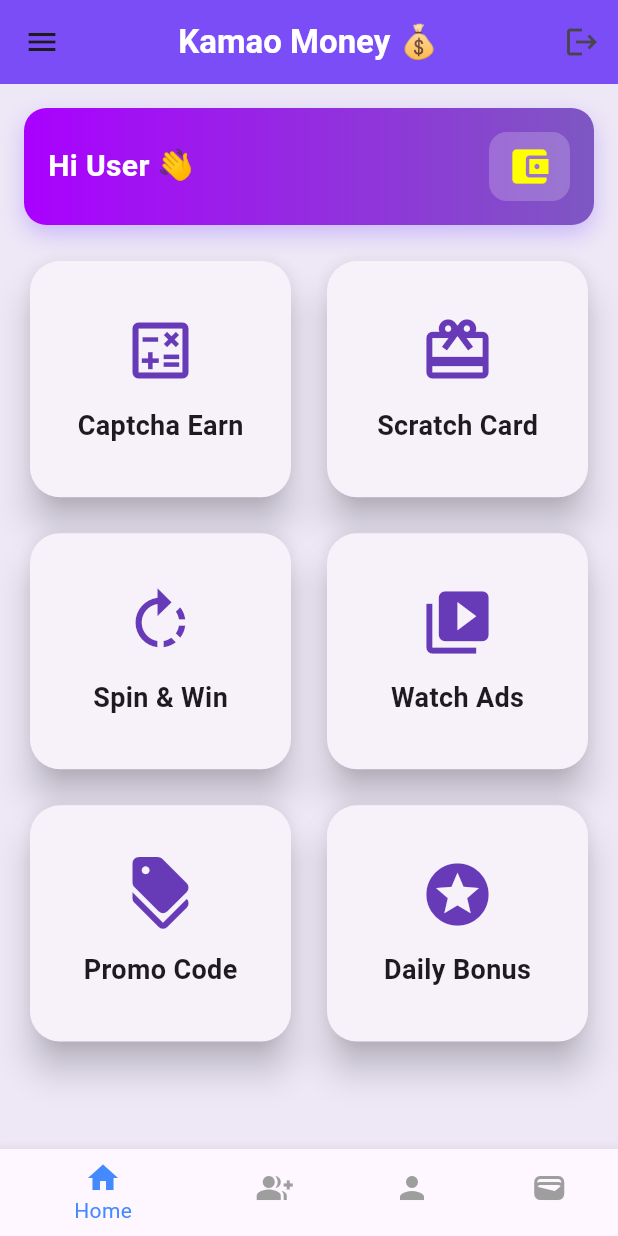
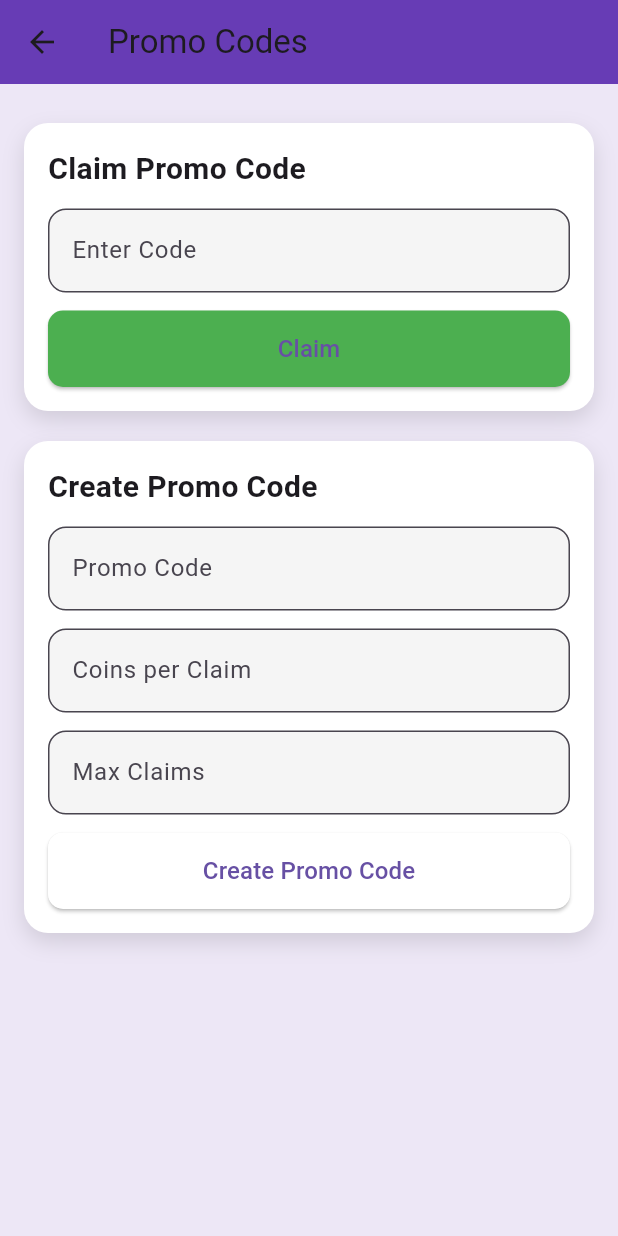
Before and after one commit to Monoartiam99/EarnApp, a Flutter app: the screen it shows once a user with an empty profile is signed in, after a tap on "Watch Ads", after a tap on "Promo Code", on a phone screen of 412 x 824 dp. Run offline on Flutter 3.47's test engine with Material 3 defaults, Android fonts, the phone set to English and light mode, and no system bars; our stand-ins replace cloud_firestore, firebase_auth, firebase_core, flutter_fortune_wheel, font_awesome_flutter, google_mobile_ads and 1 more; missing offline and left inert: scratcher; accounts and stored records are empty.

Commit message:
Pomo code update

```diff
--- a/lib/home_screen.dart
+++ b/lib/home_screen.dart
@@ -14,6 +14,8 @@ import 'profile_screen.dart';
 import 'earn_screen.dart';
 import 'withdraw_screen.dart';
 import 'math_captcha_screen.dart';
+import 'promo_code_screen.dart'; // ✅ add this
+
 
 
 class HomeScreen extends StatefulWidget {
@@ -330,12 +332,13 @@ class _HomeScreenState extends State<HomeScreen> {
         crossAxisSpacing: 16,
         childAspectRatio: 1.1,
         children: [
+
           _buildEarningBox(
             context,
-            "Captcha Earn",
-            Icons.calculate_outlined,
+            "Daily Bonus",
+            Icons.stars,
             Colors.deepPurple,
-            const MathCaptchaScreen(),
+            const DailyBonusScreen(),
           ),
 
 
@@ -359,20 +362,21 @@ class _HomeScreenState extends State<HomeScreen> {
             Icons.video_collection,
             Colors.deepPurple,
             const WatchAdsScreen(),
-          ), // ✅ Updated
+          ),
           _buildEarningBox(
             context,
             "Promo Code",
             Icons.discount,
             Colors.deepPurple,
-            null,
+            const PromoCodeScreen(),
           ),
+
           _buildEarningBox(
             context,
-            "Daily Bonus",
-            Icons.stars,
+            "Captcha Earn",
+            Icons.calculate_outlined,
             Colors.deepPurple,
-            const DailyBonusScreen(),
+            const MathCaptchaScreen(),
           ),
         ],
       ),
--- /dev/null
+++ b/lib/promo_code_screen.dart
@@ -0,0 +1,252 @@
+import 'package:cloud_firestore/cloud_firestore.dart';
+import 'package:firebase_auth/firebase_auth.dart';
+import 'package:flutter/material.dart';
+
+class PromoCodeScreen extends StatefulWidget {
+  const PromoCodeScreen({super.key});
+
+  @override
+  State<PromoCodeScreen> createState() => _PromoCodeScreenState();
+}
+
+class _PromoCodeScreenState extends State<PromoCodeScreen> {
+  final _claimCodeController = TextEditingController();
+  final _createCodeController = TextEditingController();
+  final _createCoinsController = TextEditingController();
+  final _createMaxClaimsController = TextEditingController();
+
+  final FirebaseAuth _auth = FirebaseAuth.instance;
+  final FirebaseFirestore _firestore = FirebaseFirestore.instance;
+
+  String _message = "";
+
+  Future<void> _claimPromoCode() async {
+    final user = _auth.currentUser;
+    if (user == null) return;
+
+    final code = _claimCodeController.text.trim().toUpperCase();
+    if (code.isEmpty) {
+      setState(() => _message = "⚠️ Please enter a promo code.");
+      return;
+    }
+
+    final docRef = _firestore.collection('promo_codes').doc(code);
+    final doc = await docRef.get();
+
+    if (!doc.exists) {
+      setState(() => _message = "❌ Promo code not found.");
+      return;
+    }
+
+    final data = doc.data()!;
+    final int claims = data['claims'] ?? 0;
+    final int maxClaims = data['maxClaims'] ?? 0;
+    final List<dynamic> claimedBy = data['claimedBy'] ?? [];
+
+    if (claims >= maxClaims) {
+      setState(() => _message = "🚫 Promo code has expired.");
+      return;
+    }
+
+    if (claimedBy.contains(user.uid)) {
+      setState(() => _message = "⚠️ You’ve already used this code.");
+      return;
+    }
+
+    final int coins = data['coins'] ?? 0;
+    final userDoc = _firestore.collection('users').doc(user.uid);
+
+    await _firestore.runTransaction((transaction) async {
+      final freshDoc = await transaction.get(docRef);
+      final freshClaims = freshDoc['claims'] ?? 0;
+      final freshClaimedBy = List<String>.from(freshDoc['claimedBy'] ?? []);
+
+      if (freshClaims >= maxClaims) throw Exception("Max claims reached");
+      if (freshClaimedBy.contains(user.uid)) throw Exception("Already claimed");
+
+      transaction.update(docRef, {
+        'claims': freshClaims + 1,
+        'claimedBy': FieldValue.arrayUnion([user.uid]),
+      });
+
+      transaction.update(userDoc, {
+        'coins': FieldValue.increment(coins),
+      });
+    });
+
+    setState(() {
+      _message = "🎉 You earned $coins coins!";
+      _claimCodeController.clear();
+    });
+  }
+
+  Future<void> _createPromoCode() async {
+    final user = _auth.currentUser;
+    if (user == null) return;
+
+    final String code = _createCodeController.text.trim().toUpperCase();
+    final int? coins = int.tryParse(_createCoinsController.text.trim());
+    final int? maxClaims = int.tryParse(_createMaxClaimsController.text.trim());
+
+    if (code.isEmpty || coins == null || maxClaims == null || coins <= 0 || maxClaims <= 0) {
+      setState(() => _message = "⚠️ Invalid input.");
+      return;
+    }
+
+    final totalCost = coins * maxClaims;
+    final userDocRef = _firestore.collection('users').doc(user.uid);
+    final userDoc = await userDocRef.get();
+    final userCoins = userDoc['coins'] ?? 0;
+
+    if (userCoins < totalCost) {
+      setState(() => _message = "⚠️ Not enough coins. You need $totalCost.");
+      return;
+    }
+
+    final codeRef = _firestore.collection('promo_codes').doc(code);
+    final existing = await codeRef.get();
+    if (existing.exists) {
+      setState(() => _message = "⚠️ Code already exists.");
+      return;
+    }
+
+    await _firestore.runTransaction((transaction) async {
+      transaction.set(codeRef, {
+        'creator': user.uid,
+        'coins': coins,
+        'maxClaims': maxClaims,
+        'claims': 0,
+        'claimedBy': [],
+        'createdAt': Timestamp.now(),
+      });
+
+      transaction.update(userDocRef, {
+        'coins': FieldValue.increment(-totalCost),
+      });
+    });
+
+    setState(() {
+      _message = "✅ Created '$code' (Cost: $totalCost coins)";
+      _createCodeController.clear();
+      _createCoinsController.clear();
+      _createMaxClaimsController.clear();
+    });
+  }
+
+  Widget _buildSection(String title, List<Widget> children, {Color? color}) {
+    return Container(
+      margin: const EdgeInsets.symmetric(vertical: 10),
+      padding: const EdgeInsets.all(16),
+      decoration: BoxDecoration(
+        color: color ?? Colors.white,
+        borderRadius: BorderRadius.circular(16),
+        boxShadow: const [
+          BoxShadow(
+            color: Colors.black12,
+            blurRadius: 12,
+            offset: Offset(0, 6),
+          ),
+        ],
+      ),
+      child: Column(
+        crossAxisAlignment: CrossAxisAlignment.start,
+        children: [
+          Text(title,
+              style: const TextStyle(fontSize: 20, fontWeight: FontWeight.bold)),
+          const SizedBox(height: 12),
+          ...children,
+        ],
+      ),
+    );
+  }
+
+  Widget _buildTextField(TextEditingController controller, String label,
+      {TextInputType type = TextInputType.text}) {
+    return Padding(
+      padding: const EdgeInsets.only(bottom: 12),
+      child: TextField(
+        controller: controller,
+        keyboardType: type,
+        decoration: InputDecoration(
+          labelText: label,
+          filled: true,
+          fillColor: Colors.grey.shade100,
+          border: OutlineInputBorder(
+            borderRadius: BorderRadius.circular(12),
+          ),
+        ),
+      ),
+    );
+  }
+
+  Widget _buildFullWidthButton(String text, VoidCallback onPressed, Color color) {
+    return SizedBox(
+      width: double.infinity,
+      child: ElevatedButton(
+        onPressed: onPressed,
+        style: ElevatedButton.styleFrom(
+          backgroundColor: color,
+          padding: const EdgeInsets.symmetric(vertical: 14),
+          shape: RoundedRectangleBorder(borderRadius: BorderRadius.circular(10)),
+        ),
+        child: Text(text, style: const TextStyle(fontSize: 16)),
+      ),
+    );
+  }
+
+  @override
+  Widget build(BuildContext context) {
+    return Scaffold(
+      appBar: AppBar(
+        title: const Text("Promo Codes"),
+        backgroundColor: Colors.deepPurple,
+        elevation: 4,
+      ),
+      backgroundColor: Colors.deepPurple.shade50,
+      body: SingleChildScrollView(
+        padding: const EdgeInsets.all(16),
+        child: Column(
+          children: [
+            _buildSection(
+              "Claim Promo Code",
+              [
+                _buildTextField(_claimCodeController, "Enter Code"),
+                _buildFullWidthButton("Claim", _claimPromoCode, Colors.green),
+              ],
+            ),
+            _buildSection(
+              "Create Promo Code",
+              [
+                _buildTextField(_createCodeController, "Promo Code"),
+                _buildTextField(_createCoinsController, "Coins per Claim", type: TextInputType.number),
+                _buildTextField(_createMaxClaimsController, "Max Claims", type: TextInputType.number),
+                _buildFullWidthButton("Create Promo Code", _createPromoCode, Colors.white),
+              ],
+            ),
+            const SizedBox(height: 20),
+            if (_message.isNotEmpty)
+              Container(
+                padding: const EdgeInsets.all(12),
+                margin: const EdgeInsets.only(top: 10),
+                decoration: BoxDecoration(
+                  color: _message.contains("✅") || _message.contains("🎉")
+                      ? Colors.green.shade100
+                      : Colors.red.shade100,
+                  borderRadius: BorderRadius.circular(12),
+                ),
+                child: Text(
+                  _message,
+                  style: TextStyle(
+                    color: _message.contains("✅") || _message.contains("🎉")
+                        ? Colors.green.shade800
+                        : Colors.red.shade800,
+                    fontWeight: FontWeight.w600,
+                  ),
+                ),
+              ),
+          ],
+        ),
+      ),
+    );
+  }
+}
```
Also changed, not shown: lib/leaderboard_screen.dart (deleted, +0 -18 lines), lib/splash_screen.dart (added, +69 -0 lines), flutter_01.png (added).
